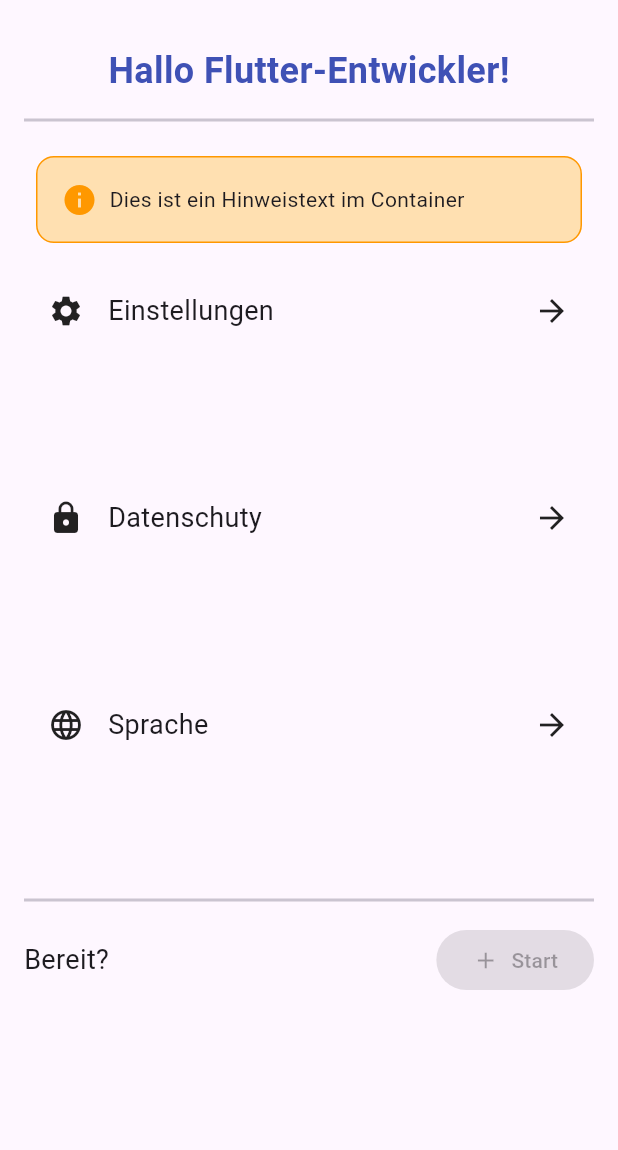
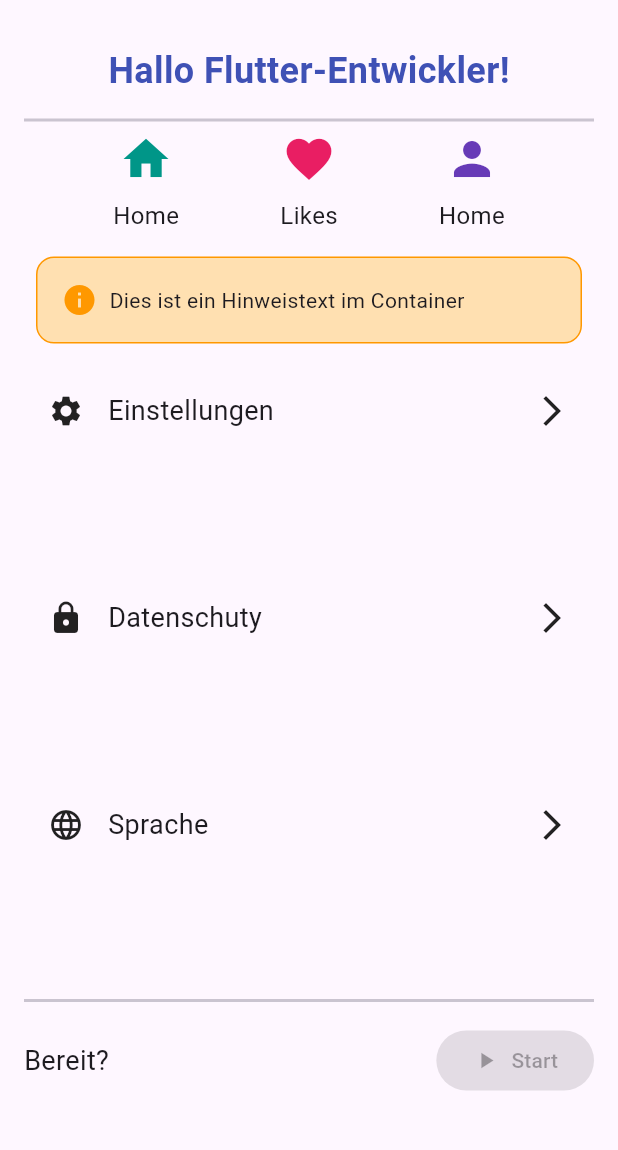
Before and after one commit to JLangbein/app-akademie-aufgaben, a Flutter app: the screen it shows after launch, on a phone screen of 412 x 824 dp, the part 63-1213 px from its top. Run offline on Flutter 3.47's test engine with Material 3 defaults, Android fonts, the phone set to English and light mode, and no system bars.

Commit message:
tut_aufgabe_1 icons solved

```diff
--- a/tut_aufgabe_1/lib/main.dart
+++ b/tut_aufgabe_1/lib/main.dart
@@ -46,7 +46,23 @@ class MainApp extends StatelessWidget {
               Divider(thickness: 2.0, indent: 8.0, endIndent: 8.0),
               Row(
                 mainAxisAlignment: MainAxisAlignment.spaceEvenly,
-                children: [/* Icons go here */],
+                children: [
+                  IconWithText(
+                    text: 'Home',
+                    color: Colors.teal,
+                    icon: Icons.home,
+                  ),
+                  IconWithText(
+                    text: 'Likes',
+                    color: Colors.pink,
+                    icon: Icons.favorite,
+                  ),
+                  IconWithText(
+                    text: 'Home',
+                    color: Colors.deepPurple,
+                    icon: Icons.person,
+                  ),
+                ],
               ),
               Container(
                 margin: EdgeInsets.all(16.0),
@@ -79,26 +95,30 @@ class MainApp extends StatelessWidget {
   }
 }
 
-// class IconWithText extends StatelessWidget {
-//   final String text;
-//   final Color color;
-//   final IconData icon;
+class IconWithText extends StatelessWidget {
+  final String text;
+  final Color color;
+  final IconData icon;
 
-//   const IconWithText({
-//     super.key,
-//     required this.text,
-//     required this.color,
-//     required this.icon,
-//   });
+  const IconWithText({
+    super.key,
+    required this.text,
+    required this.color,
+    required this.icon,
+  });
 
-//   @override
-//   Widget build(BuildContext context) {
-//     return const Column(
-//       spacing: 8.0,
-//       children: [Icon(icon, color, size: 24.0), Text(text)],
-//     );
-//   }
-// }
+  @override
+  Widget build(BuildContext context) {
+    return Column(
+      spacing: 8.0,
+      mainAxisAlignment: MainAxisAlignment.center,
+      children: [
+        Icon(icon, color: color, size: 36.0),
+        Text(text, style: TextStyle(fontSize: 16.0)),
+      ],
+    );
+  }
+}
 
 class SubMenu extends StatelessWidget {
   final String title;
@@ -122,7 +142,7 @@ class SubMenu extends StatelessWidget {
           ),
           Row(
             mainAxisAlignment: MainAxisAlignment.end,
-            children: [Icon(Icons.arrow_forward)],
+            children: [Icon(Icons.arrow_forward_ios)],
           ),
         ],
       ),
@@ -151,7 +171,7 @@ class BottomEntry extends StatelessWidget {
                 child: Row(
                   mainAxisAlignment: MainAxisAlignment.center,
                   spacing: 8.0,
-                  children: [Icon(Icons.add), Text('Start')],
+                  children: [Icon(Icons.play_arrow), Text('Start')],
                 ),
               ),
             ],
```
